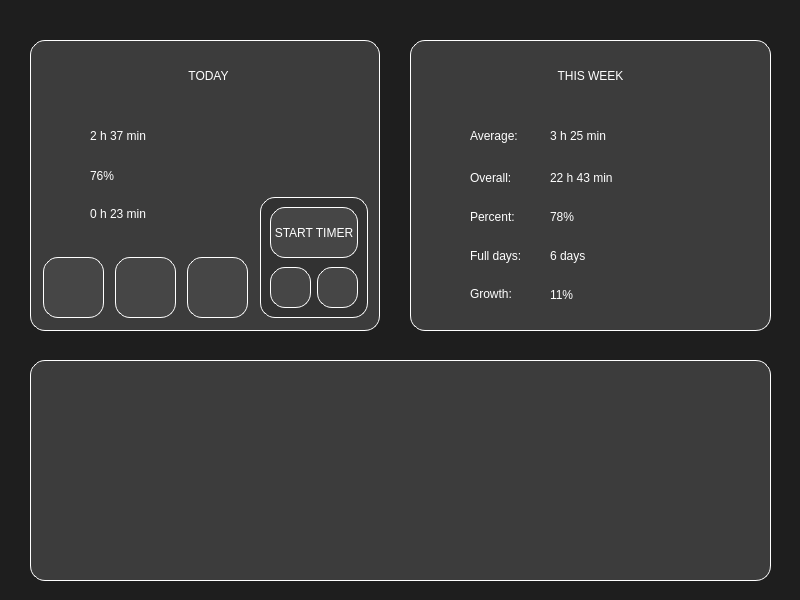
al1vel/reload, file desk/small.ui: the form before one commit.
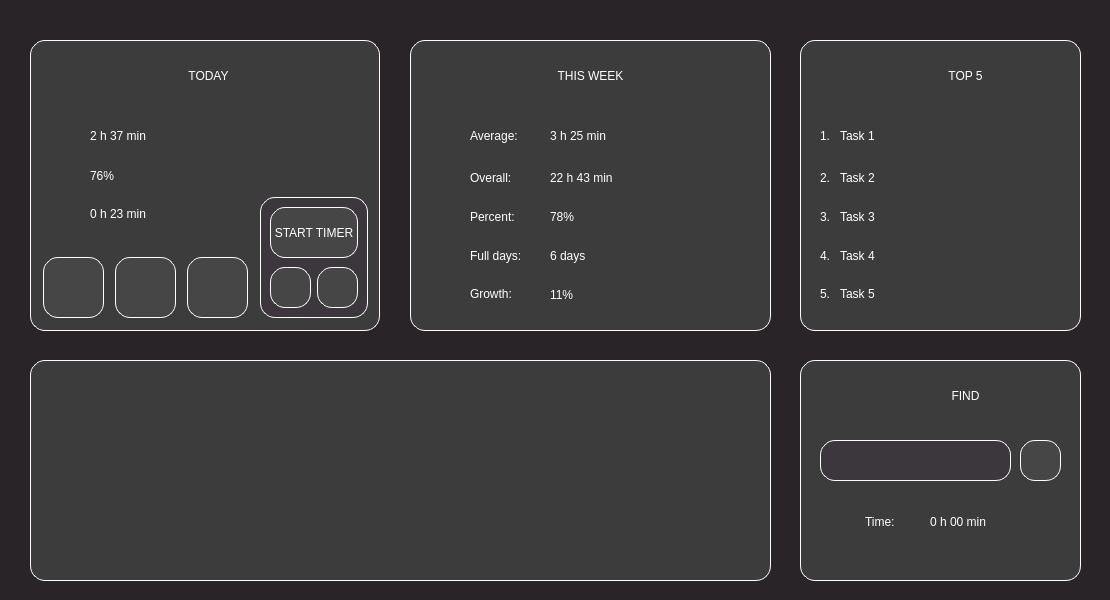
The form after the commit. Icons and pictures are not drawn. Custom widgets are drawn as their Qt base class.

The edit to the form file:
```diff
--- a/desk/small.ui
+++ b/desk/small.ui
@@ -6,7 +6,7 @@
    <rect>
     <x>0</x>
     <y>0</y>
-    <width>800</width>
+    <width>1110</width>
     <height>600</height>
    </rect>
   </property>
@@ -21,7 +21,7 @@
   </property>
   <widget class="QWidget" name="centralwidget">
    <property name="styleSheet">
-    <string notr="true">background-color: rgb(30, 30, 30);</string>
+    <string notr="true">background-color: rgb(40, 36, 40);</string>
    </property>
    <widget class="QFrame" name="frameToday">
     <property name="geometry">
@@ -418,7 +418,8 @@
       </rect>
      </property>
      <property name="styleSheet">
-      <string notr="true">background-color: rgb(50, 50, 50);</string>
+      <string notr="true">background-color: rgb(60, 55, 60);
+</string>
      </property>
      <property name="frameShape">
       <enum>QFrame::StyledPanel</enum>
@@ -1008,6 +1009,435 @@
      </property>
     </widget>
    </widget>
+   <widget class="QFrame" name="frameWeek_2">
+    <property name="geometry">
+     <rect>
+      <x>800</x>
+      <y>40</y>
+      <width>281</width>
+      <height>291</height>
+     </rect>
+    </property>
+    <property name="styleSheet">
+     <string notr="true">background-color: rgb(60, 60, 60);
+border-radius: 15px;
+border: 1px solid rgb(255, 255, 255);</string>
+    </property>
+    <property name="frameShape">
+     <enum>QFrame::StyledPanel</enum>
+    </property>
+    <property name="frameShadow">
+     <enum>QFrame::Raised</enum>
+    </property>
+    <widget class="QLabel" name="labelThisWeek_2">
+     <property name="geometry">
+      <rect>
+       <x>110</x>
+       <y>10</y>
+       <width>111</width>
+       <height>51</height>
+      </rect>
+     </property>
+     <property name="styleSheet">
+      <string notr="true">border: none;
+color: white;
+font: 57 21pt &quot;Futura PT Demi&quot;;</string>
+     </property>
+     <property name="text">
+      <string>TOP 5</string>
+     </property>
+     <property name="alignment">
+      <set>Qt::AlignCenter</set>
+     </property>
+    </widget>
+    <widget class="QLabel" name="IconAverage_2">
+     <property name="geometry">
+      <rect>
+       <x>75</x>
+       <y>10</y>
+       <width>51</width>
+       <height>51</height>
+      </rect>
+     </property>
+     <property name="styleSheet">
+      <string notr="true">border: none;</string>
+     </property>
+     <property name="text">
+      <string/>
+     </property>
+     <property name="pixmap">
+      <pixmap resource="../res/123.qrc">:/icons/pedestal-50.png</pixmap>
+     </property>
+     <property name="alignment">
+      <set>Qt::AlignCenter</set>
+     </property>
+    </widget>
+    <widget class="QLabel" name="labelAverage_2">
+     <property name="geometry">
+      <rect>
+       <x>20</x>
+       <y>80</y>
+       <width>21</width>
+       <height>31</height>
+      </rect>
+     </property>
+     <property name="styleSheet">
+      <string notr="true">border: none;
+color: white;
+font: 25 16pt &quot;Futura PT Light&quot;;</string>
+     </property>
+     <property name="text">
+      <string>1.</string>
+     </property>
+    </widget>
+    <widget class="QLabel" name="labelAverage_3">
+     <property name="geometry">
+      <rect>
+       <x>20</x>
+       <y>122</y>
+       <width>21</width>
+       <height>31</height>
+      </rect>
+     </property>
+     <property name="styleSheet">
+      <string notr="true">border: none;
+color: white;
+font: 25 16pt &quot;Futura PT Light&quot;;</string>
+     </property>
+     <property name="text">
+      <string>2.</string>
+     </property>
+    </widget>
+    <widget class="QLabel" name="labelAverage_4">
+     <property name="geometry">
+      <rect>
+       <x>20</x>
+       <y>161</y>
+       <width>21</width>
+       <height>31</height>
+      </rect>
+     </property>
+     <property name="styleSheet">
+      <string notr="true">border: none;
+color: white;
+font: 25 16pt &quot;Futura PT Light&quot;;</string>
+     </property>
+     <property name="text">
+      <string>3.</string>
+     </property>
+    </widget>
+    <widget class="QLabel" name="labelAverage_5">
+     <property name="geometry">
+      <rect>
+       <x>20</x>
+       <y>200</y>
+       <width>21</width>
+       <height>31</height>
+      </rect>
+     </property>
+     <property name="styleSheet">
+      <string notr="true">border: none;
+color: white;
+font: 25 16pt &quot;Futura PT Light&quot;;</string>
+     </property>
+     <property name="text">
+      <string>4.</string>
+     </property>
+    </widget>
+    <widget class="QLabel" name="labelAverage_6">
+     <property name="geometry">
+      <rect>
+       <x>20</x>
+       <y>238</y>
+       <width>21</width>
+       <height>31</height>
+      </rect>
+     </property>
+     <property name="styleSheet">
+      <string notr="true">border: none;
+color: white;
+font: 25 16pt &quot;Futura PT Light&quot;;</string>
+     </property>
+     <property name="text">
+      <string>5.</string>
+     </property>
+    </widget>
+    <widget class="QLabel" name="labelAverage_7">
+     <property name="geometry">
+      <rect>
+       <x>40</x>
+       <y>80</y>
+       <width>231</width>
+       <height>31</height>
+      </rect>
+     </property>
+     <property name="styleSheet">
+      <string notr="true">border: none;
+color: white;
+font: 25 16pt &quot;Futura PT Light&quot;;</string>
+     </property>
+     <property name="text">
+      <string>Task 1</string>
+     </property>
+    </widget>
+    <widget class="QLabel" name="labelAverage_8">
+     <property name="geometry">
+      <rect>
+       <x>40</x>
+       <y>122</y>
+       <width>231</width>
+       <height>31</height>
+      </rect>
+     </property>
+     <property name="styleSheet">
+      <string notr="true">border: none;
+color: white;
+font: 25 16pt &quot;Futura PT Light&quot;;</string>
+     </property>
+     <property name="text">
+      <string>Task 2</string>
+     </property>
+    </widget>
+    <widget class="QLabel" name="labelAverage_9">
+     <property name="geometry">
+      <rect>
+       <x>40</x>
+       <y>161</y>
+       <width>231</width>
+       <height>31</height>
+      </rect>
+     </property>
+     <property name="styleSheet">
+      <string notr="true">border: none;
+color: white;
+font: 25 16pt &quot;Futura PT Light&quot;;</string>
+     </property>
+     <property name="text">
+      <string>Task 3</string>
+     </property>
+    </widget>
+    <widget class="QLabel" name="labelAverage_10">
+     <property name="geometry">
+      <rect>
+       <x>40</x>
+       <y>200</y>
+       <width>231</width>
+       <height>31</height>
+      </rect>
+     </property>
+     <property name="styleSheet">
+      <string notr="true">border: none;
+color: white;
+font: 25 16pt &quot;Futura PT Light&quot;;</string>
+     </property>
+     <property name="text">
+      <string>Task 4</string>
+     </property>
+    </widget>
+    <widget class="QLabel" name="labelAverage_11">
+     <property name="geometry">
+      <rect>
+       <x>40</x>
+       <y>238</y>
+       <width>231</width>
+       <height>31</height>
+      </rect>
+     </property>
+     <property name="styleSheet">
+      <string notr="true">border: none;
+color: white;
+font: 25 16pt &quot;Futura PT Light&quot;;</string>
+     </property>
+     <property name="text">
+      <string>Task 5</string>
+     </property>
+    </widget>
+   </widget>
+   <widget class="QFrame" name="frameWeek_3">
+    <property name="geometry">
+     <rect>
+      <x>800</x>
+      <y>360</y>
+      <width>281</width>
+      <height>221</height>
+     </rect>
+    </property>
+    <property name="styleSheet">
+     <string notr="true">background-color: rgb(60, 60, 60);
+border-radius: 15px;
+border: 1px solid rgb(255, 255, 255);</string>
+    </property>
+    <property name="frameShape">
+     <enum>QFrame::StyledPanel</enum>
+    </property>
+    <property name="frameShadow">
+     <enum>QFrame::Raised</enum>
+    </property>
+    <widget class="QLabel" name="labelThisWeek_3">
+     <property name="geometry">
+      <rect>
+       <x>110</x>
+       <y>10</y>
+       <width>111</width>
+       <height>51</height>
+      </rect>
+     </property>
+     <property name="styleSheet">
+      <string notr="true">border: none;
+color: white;
+font: 57 21pt &quot;Futura PT Demi&quot;;</string>
+     </property>
+     <property name="text">
+      <string>FIND</string>
+     </property>
+     <property name="alignment">
+      <set>Qt::AlignCenter</set>
+     </property>
+    </widget>
+    <widget class="QLabel" name="IconAverage_3">
+     <property name="geometry">
+      <rect>
+       <x>75</x>
+       <y>10</y>
+       <width>51</width>
+       <height>51</height>
+      </rect>
+     </property>
+     <property name="styleSheet">
+      <string notr="true">border: none;</string>
+     </property>
+     <property name="text">
+      <string/>
+     </property>
+     <property name="pixmap">
+      <pixmap resource="../res/123.qrc">:/icons/find-50.png</pixmap>
+     </property>
+     <property name="alignment">
+      <set>Qt::AlignCenter</set>
+     </property>
+    </widget>
+    <widget class="QLineEdit" name="lineEdit">
+     <property name="geometry">
+      <rect>
+       <x>20</x>
+       <y>80</y>
+       <width>191</width>
+       <height>41</height>
+      </rect>
+     </property>
+     <property name="styleSheet">
+      <string notr="true">background-color: rgb(60, 55, 60);
+font: 12pt &quot;Futura PT Book&quot;;
+color:white;</string>
+     </property>
+    </widget>
+    <widget class="QPushButton" name="pushButton">
+     <property name="geometry">
+      <rect>
+       <x>220</x>
+       <y>80</y>
+       <width>41</width>
+       <height>41</height>
+      </rect>
+     </property>
+     <property name="styleSheet">
+      <string notr="true">QPushButton {
+border: 1px solid rgb(255, 255, 255);
+background-color: rgb(70, 70, 70);
+border-radius: 15px;
+font: 57 12pt &quot;Futura PT Demi&quot;;
+color: white;
+}
+
+QPushButton:hover {
+border: 1px solid rgb(255, 255, 255);
+background-color: rgb(90, 90, 90);
+border-radius: 15px;
+font: 57 12pt &quot;Futura PT Demi&quot;;
+color: white;
+}
+
+QPushButton:pressed {
+border: 2px solid rgb(255, 255, 255);
+background-color: rgb(90, 90, 90);
+border-radius: 15px;
+font: 57 12pt &quot;Futura PT Demi&quot;;
+color: white;
+}</string>
+     </property>
+     <property name="text">
+      <string/>
+     </property>
+     <property name="icon">
+      <iconset resource="../res/123.qrc">
+       <normaloff>:/icons/find-50.png</normaloff>:/icons/find-50.png</iconset>
+     </property>
+     <property name="iconSize">
+      <size>
+       <width>24</width>
+       <height>24</height>
+      </size>
+     </property>
+    </widget>
+    <widget class="QLabel" name="labelAverage_12">
+     <property name="geometry">
+      <rect>
+       <x>65</x>
+       <y>146</y>
+       <width>71</width>
+       <height>31</height>
+      </rect>
+     </property>
+     <property name="styleSheet">
+      <string notr="true">border: none;
+color: white;
+font: 25 20pt &quot;Futura PT Light&quot;;</string>
+     </property>
+     <property name="text">
+      <string>Time:</string>
+     </property>
+    </widget>
+    <widget class="QLabel" name="IconOverall_2">
+     <property name="geometry">
+      <rect>
+       <x>20</x>
+       <y>140</y>
+       <width>41</width>
+       <height>41</height>
+      </rect>
+     </property>
+     <property name="styleSheet">
+      <string notr="true">border: none;</string>
+     </property>
+     <property name="text">
+      <string/>
+     </property>
+     <property name="pixmap">
+      <pixmap resource="../res/123.qrc">:/icons/clock30.png</pixmap>
+     </property>
+     <property name="alignment">
+      <set>Qt::AlignCenter</set>
+     </property>
+    </widget>
+    <widget class="QLabel" name="labelAverage_13">
+     <property name="geometry">
+      <rect>
+       <x>130</x>
+       <y>146</y>
+       <width>121</width>
+       <height>31</height>
+      </rect>
+     </property>
+     <property name="styleSheet">
+      <string notr="true">border: none;
+color: white;
+font: 25 20pt &quot;Futura PT Light&quot;;</string>
+     </property>
+     <property name="text">
+      <string>0 h 00 min</string>
+     </property>
+    </widget>
+   </widget>
   </widget>
  </widget>
  <customwidgets>
```
